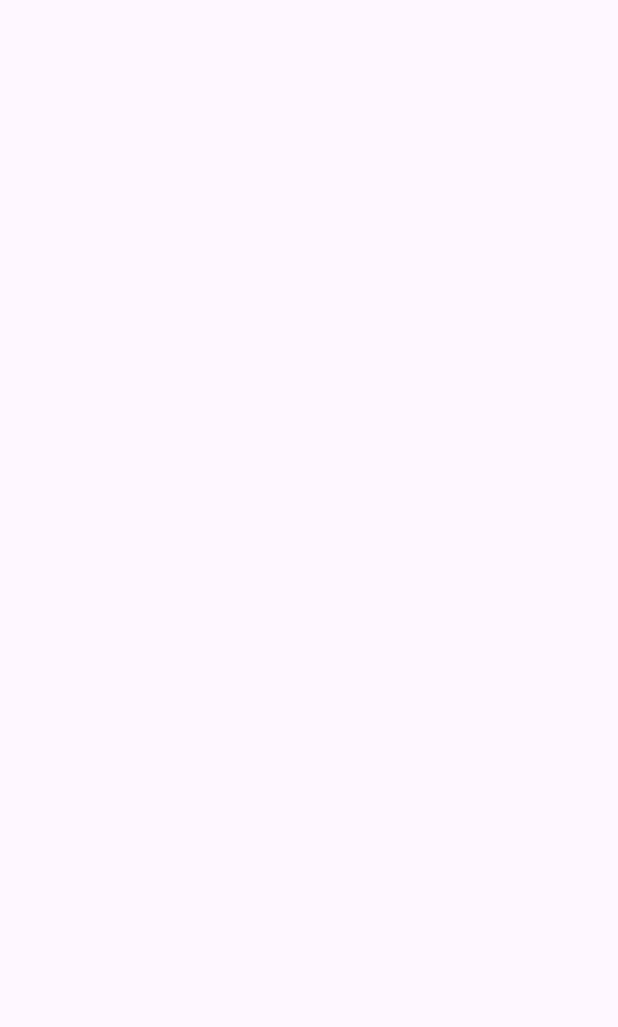
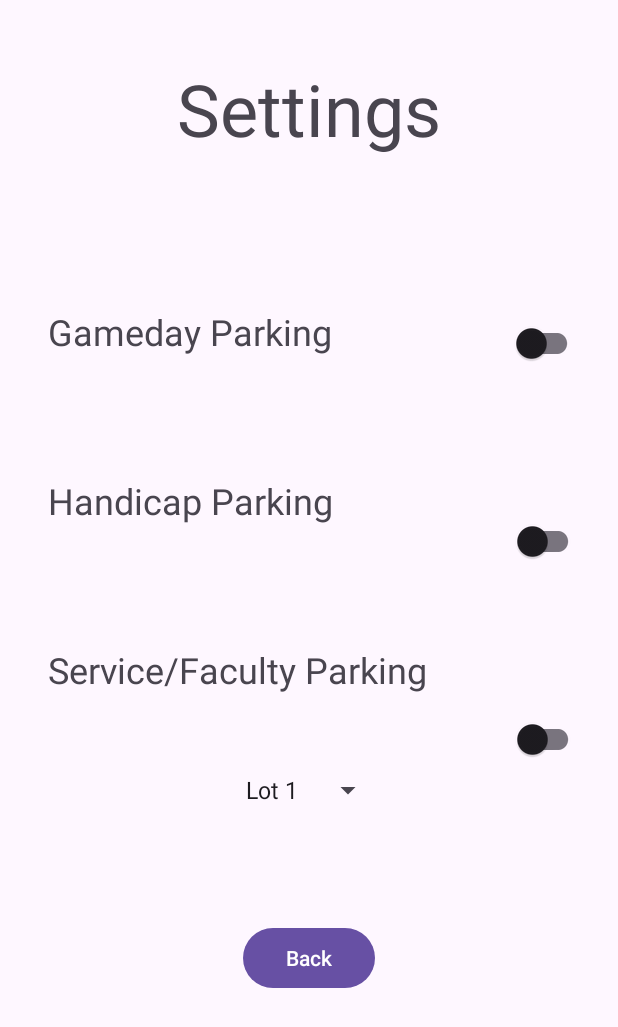
Before and after one commit to KrabbyPattyson/UMDParkingApp, an Android app: the SettingsActivity screen opened directly, with no data from a screen before it, on a phone screen of 412 x 824 dp. Before the commit the part shown is empty. Shown: the top 1027 px of the screen. Run offline under Robolectric (Android 15) with nearby library versions, the phone set to English and light mode, and no system bars.

Commit message:
Basic functionality for Settings.

```diff
--- a/app/src/main/java/com/example/umdparkingapp/SettingsActivity.kt
+++ b/app/src/main/java/com/example/umdparkingapp/SettingsActivity.kt
@@ -1,6 +1,7 @@
 package com.example.umdparkingapp
 
 import android.os.Bundle
+import android.view.View
 import androidx.appcompat.app.AppCompatActivity
 
 class SettingsActivity : AppCompatActivity() {
@@ -8,4 +9,8 @@ class SettingsActivity : AppCompatActivity() {
         super.onCreate(savedInstanceState)
         setContentView(R.layout.activity_settings)
     }
+
+    fun endActivity(v: View){
+        finish()
+    }
 }
--- a/app/src/main/res/layout/activity_settings.xml
+++ b/app/src/main/res/layout/activity_settings.xml
@@ -1,6 +1,112 @@
 <?xml version="1.0" encoding="utf-8"?>
 <androidx.constraintlayout.widget.ConstraintLayout xmlns:android="http://schemas.android.com/apk/res/android"
+    xmlns:app="http://schemas.android.com/apk/res-auto"
+    xmlns:tools="http://schemas.android.com/tools"
     android:layout_width="match_parent"
     android:layout_height="match_parent">
 
+    <TextView
+        android:id="@+id/settings_header"
+        android:layout_width="wrap_content"
+        android:layout_height="wrap_content"
+        android:layout_marginTop="40dp"
+        android:text="@string/Settings"
+        android:textSize="48sp"
+        app:layout_constraintEnd_toEndOf="parent"
+        app:layout_constraintStart_toStartOf="parent"
+        app:layout_constraintTop_toTopOf="parent" />
+
+    <TextView
+        android:id="@+id/gameDayText"
+        android:layout_width="wrap_content"
+        android:layout_height="wrap_content"
+        android:layout_marginStart="32dp"
+        android:layout_marginTop="100dp"
+        android:text="@string/gameDayText"
+        android:textSize="24sp"
+        app:layout_constraintStart_toStartOf="parent"
+        app:layout_constraintTop_toBottomOf="@+id/settings_header" />
+
+    <TextView
+        android:id="@+id/handicapText"
+        android:layout_width="wrap_content"
+        android:layout_height="wrap_content"
+        android:layout_marginStart="32dp"
+        android:layout_marginTop="80dp"
+        android:text="@string/handicapText"
+        android:textSize="24sp"
+        app:layout_constraintStart_toStartOf="parent"
+        app:layout_constraintTop_toBottomOf="@+id/gameDayText" />
+
+    <TextView
+        android:id="@+id/serviceText"
+        android:layout_width="wrap_content"
+        android:layout_height="wrap_content"
+        android:layout_marginStart="32dp"
+        android:layout_marginTop="80dp"
+        android:text="@string/serviceText"
+        android:textSize="24sp"
+        app:layout_constraintStart_toStartOf="parent"
+        app:layout_constraintTop_toBottomOf="@+id/handicapText" />
+
+    <androidx.appcompat.widget.SwitchCompat
+        android:id="@+id/gameDaySwitch"
+        android:layout_width="wrap_content"
+        android:layout_height="wrap_content"
+        android:layout_marginStart="96dp"
+        android:layout_marginTop="100dp"
+        android:minWidth="48dp"
+        android:minHeight="48dp"
+        app:layout_constraintEnd_toEndOf="parent"
+        app:layout_constraintStart_toEndOf="@+id/gameDayText"
+        app:layout_constraintTop_toBottomOf="@+id/settings_header"
+        tools:ignore="DuplicateSpeakableTextCheck" />
+
+    <androidx.appcompat.widget.SwitchCompat
+        android:id="@+id/handicapSwitch"
+        android:layout_width="wrap_content"
+        android:layout_height="wrap_content"
+        android:layout_marginStart="96dp"
+        android:layout_marginTop="84dp"
+        android:minWidth="48dp"
+        android:minHeight="48dp"
+        app:layout_constraintEnd_toEndOf="parent"
+        app:layout_constraintStart_toEndOf="@+id/handicapText"
+        app:layout_constraintTop_toBottomOf="@+id/gameDaySwitch" />
+
+    <androidx.appcompat.widget.SwitchCompat
+        android:id="@+id/serviceSwitch"
+        android:layout_width="wrap_content"
+        android:layout_height="wrap_content"
+        android:layout_marginStart="40dp"
+        android:layout_marginTop="84dp"
+        android:minWidth="48dp"
+        android:minHeight="48dp"
+        app:layout_constraintEnd_toEndOf="parent"
+        app:layout_constraintHorizontal_bias="0.428"
+        app:layout_constraintStart_toEndOf="@+id/serviceText"
+        app:layout_constraintTop_toBottomOf="@+id/handicapSwitch" />
+
+    <Spinner
+        android:id="@+id/spinner"
+        android:layout_width="wrap_content"
+        android:layout_height="wrap_content"
+        android:layout_marginTop="40dp"
+        android:entries="@array/parkingLots"
+        android:minHeight="48dp"
+        app:layout_constraintEnd_toEndOf="parent"
+        app:layout_constraintStart_toStartOf="parent"
+        app:layout_constraintTop_toBottomOf="@+id/serviceText" />
+
+    <Button
+        android:id="@+id/settingsBack"
+        android:layout_width="wrap_content"
+        android:layout_height="wrap_content"
+        android:layout_marginTop="64dp"
+        android:onClick="endActivity"
+        android:text="@string/back"
+        app:layout_constraintEnd_toEndOf="parent"
+        app:layout_constraintStart_toStartOf="parent"
+        app:layout_constraintTop_toBottomOf="@+id/spinner" />
+
 </androidx.constraintlayout.widget.ConstraintLayout>
--- a/app/src/main/res/values/strings.xml
+++ b/app/src/main/res/values/strings.xml
@@ -1,3 +1,16 @@
 <resources>
     <string name="app_name">UMDParkingApp</string>
+    <string name="Settings">Settings</string>
+    <string name="gameDayText">Gameday Parking</string>
+    <string name="handicapText">Handicap Parking</string>
+    <string name="serviceText">Service/Faculty Parking</string>
+    <string name="back">Back</string>
+
+    <string-array name="parkingLots">
+        <item>Lot 1</item>
+        <item>Lot 2</item>
+        <item>Lot 3</item>
+        <item>Lot 4</item>
+        <item>Lot 5</item>
+    </string-array>
 </resources>
```
